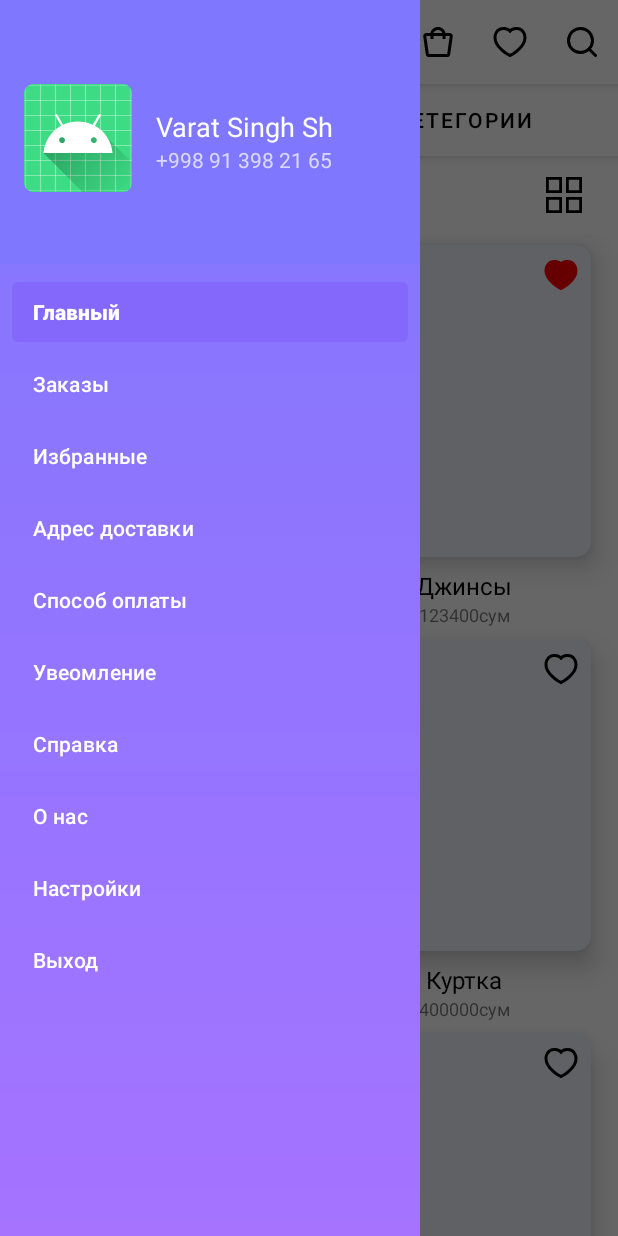
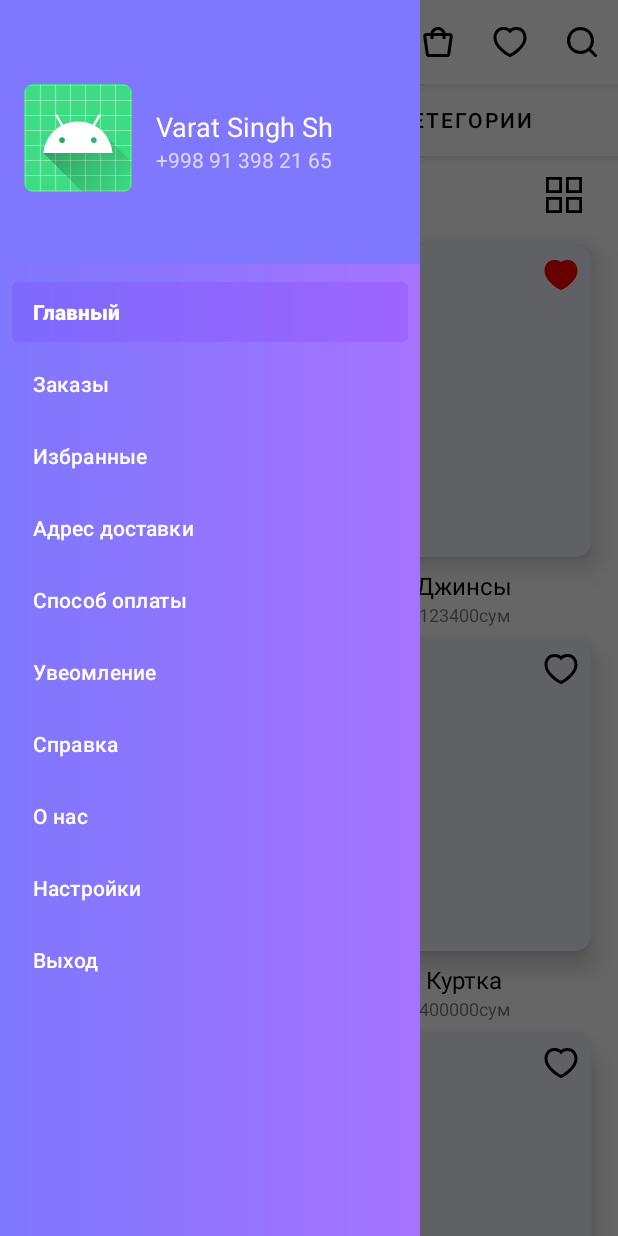
Before and after one commit to UBatir/OnlineShop, an Android app: the screen it shows after launch (MainActivity), with the side drawer open, on a phone screen of 412 x 824 dp. Run offline under Robolectric (Android 15) with nearby library versions, the phone set to English and light mode, and no system bars; our stand-ins replace navigation-ui; libraries missing offline, so code that uses them is left out: hu.akarnokd.rxjava3.

Commit message:
detail was done

```diff
--- a/app/build.gradle
+++ b/app/build.gradle
@@ -83,4 +83,7 @@ dependencies {
     //glide
     implementation 'com.github.bumptech.glide:glide:4.12.0'
     annotationProcessor 'com.github.bumptech.glide:compiler:4.12.0'
+
+    //elegant btn lib
+    implementation 'com.cepheuen.elegant-number-button:lib:1.0.2'
 }
--- a/app/src/main/AndroidManifest.xml
+++ b/app/src/main/AndroidManifest.xml
@@ -1,5 +1,6 @@
 <?xml version="1.0" encoding="utf-8"?>
 <manifest xmlns:android="http://schemas.android.com/apk/res/android"
+    xmlns:tools="http://schemas.android.com/tools"
     package="uz.example.onlineshop">
 
     <uses-permission android:name="android.permission.INTERNET"/>
@@ -11,13 +12,13 @@
         android:label="@string/app_name"
         android:roundIcon="@mipmap/ic_launcher_round"
         android:supportsRtl="true"
+        tools:replace="android:theme"
         android:theme="@style/Theme.OnlineShop">
         <activity
             android:name=".MainActivity"
             android:exported="true">
             <intent-filter>
                 <action android:name="android.intent.action.MAIN" />
-
                 <category android:name="android.intent.category.LAUNCHER" />
             </intent-filter>
         </activity>
--- a/app/src/main/java/uz/example/onlineshop/ui/main/MainFragment.kt
+++ b/app/src/main/java/uz/example/onlineshop/ui/main/MainFragment.kt
@@ -9,8 +9,10 @@ import androidx.navigation.findNavController
 import androidx.navigation.ui.AppBarConfiguration
 import androidx.navigation.ui.navigateUp
 import androidx.navigation.ui.setupWithNavController
+import org.koin.android.ext.android.inject
 import uz.example.onlineshop.R
 import uz.example.onlineshop.databinding.FragmentMainBinding
+import uz.example.onlineshop.ui.main.popular.PopularAdapter
 
 
 class MainFragment : Fragment(R.layout.fragment_main) {
@@ -19,6 +21,8 @@ class MainFragment : Fragment(R.layout.fragment_main) {
     private lateinit var appBarConfiguration: AppBarConfiguration
     private lateinit var navController: NavController
     private lateinit var mNavController: NavController
+    private val adapter: PopularAdapter by inject()
+
 
     override fun onViewCreated(view: View, savedInstanceState: Bundle?) {
         super.onViewCreated(view, savedInstanceState)
--- a/app/src/main/java/uz/example/onlineshop/ui/main/popular/PopularAdapter.kt
+++ b/app/src/main/java/uz/example/onlineshop/ui/main/popular/PopularAdapter.kt
@@ -17,8 +17,13 @@ class PopularAdapter:RecyclerView.Adapter<PopularAdapter.PopularViewHolder>() {
     }
 
     private var clickItemFavorite:()->Unit={}
-    fun onClickItemFavorite(clickItem:()->Unit){
-        this.clickItemFavorite=clickItem
+    fun onClickItemFavorite(clickItem:()->Unit) {
+        this.clickItemFavorite = clickItem
+    }
+
+    private var clickItem:(product:Product)->Unit={}
+    fun onClickItem(clickItem:(product:Product)->Unit){
+        this.clickItem=clickItem
     }
 
     inner class PopularViewHolder(private val binding: ItemProductBinding):RecyclerView.ViewHolder(binding.root){
@@ -40,6 +45,9 @@ class PopularAdapter:RecyclerView.Adapter<PopularAdapter.PopularViewHolder>() {
                     }
                 }
             }
+            binding.root.onClick {
+                clickItem.invoke(model)
+            }
         }
     }
 
--- a/app/src/main/java/uz/example/onlineshop/ui/main/popular/PopularFragment.kt
+++ b/app/src/main/java/uz/example/onlineshop/ui/main/popular/PopularFragment.kt
@@ -3,24 +3,48 @@ package uz.example.onlineshop.ui.main.popular
 import android.os.Bundle
 import android.view.View
 import androidx.fragment.app.Fragment
+import androidx.navigation.NavController
+import androidx.navigation.Navigation
+import androidx.navigation.findNavController
+import androidx.navigation.fragment.findNavController
+import com.google.gson.GsonBuilder
 import org.koin.android.ext.android.inject
 import uz.example.onlineshop.R
 import uz.example.onlineshop.data.remote.Product
 import uz.example.onlineshop.databinding.FragmentPopularBinding
+import uz.example.onlineshop.ui.main.MainFragment
+import uz.example.onlineshop.ui.main.MainFragmentDirections
 
-class PopularFragment:Fragment(R.layout.fragment_popular) {
 
-    private lateinit var binding:FragmentPopularBinding
-    private val adapter:PopularAdapter by inject()
+class PopularFragment : Fragment(R.layout.fragment_popular) {
+
+    private lateinit var binding: FragmentPopularBinding
+    private val adapter: PopularAdapter by inject()
 
     override fun onViewCreated(view: View, savedInstanceState: Bundle?) {
         super.onViewCreated(view, savedInstanceState)
-        binding= FragmentPopularBinding.bind(view)
+        binding = FragmentPopularBinding.bind(view)
         binding.apply {
-            recyclerView.adapter=adapter
+            recyclerView.adapter = adapter
         }
-        adapter.models= listOf(Product("Куртка", "400000сум",false), Product("Джинсы","123400сум",true),Product("Джинсы","123400сум",true),Product("Куртка", "400000сум",false),
-        Product("Куртка", "400000сум",false), Product("Джинсы","123400сум",false),Product("Джинсы","123400сум",false),Product("Куртка", "400000сум",false),
-        Product("Куртка", "400000сум",false), Product("Джинсы","123400сум",false),Product("Джинсы","123400сум",true),Product("Куртка", "400000сум",false))
+        adapter.models = listOf(
+            Product("Куртка", "400000сум", false),
+            Product("Джинсы", "123400сум", true),
+            Product("Джинсы", "123400сум", true),
+            Product("Куртка", "400000сум", false),
+            Product("Куртка", "400000сум", false),
+            Product("Джинсы", "123400сум", false),
+            Product("Джинсы", "123400сум", false),
+            Product("Куртка", "400000сум", false),
+            Product("Куртка", "400000сум", false),
+            Product("Джинсы", "123400сум", false),
+            Product("Джинсы", "123400сум", true),
+            Product("Куртка", "400000сум", false)
+        )
+        adapter.onClickItem {
+            val gsonPretty = GsonBuilder().setPrettyPrinting().create()
+            val gsonString = gsonPretty.toJson(it)
+            findNavController().navigate(MainFragmentDirections.actionMainFragmentToDetailFragment(gsonString))
+        }
     }
 }
--- a/app/src/main/res/drawable/background_nav_drawer.xml
+++ b/app/src/main/res/drawable/background_nav_drawer.xml
@@ -1,4 +1,6 @@
 <?xml version="1.0" encoding="utf-8"?>
 <shape xmlns:android="http://schemas.android.com/apk/res/android">
-    <gradient android:startColor="#7F77FE"  android:endColor="#A573FF" android:angle="10"/>
+    <gradient android:startColor="#7F77FE"
+        android:endColor="#A573FF" />
+
 </shape>
--- /dev/null
+++ b/app/src/main/res/drawable/button_border.xml
@@ -0,0 +1,5 @@
+<?xml version="1.0" encoding="utf-8"?>
+<shape android:shape="rectangle" xmlns:android="http://schemas.android.com/apk/res/android">
+    <corners android:radius="4dp"/>
+    <stroke android:color="@color/lightGrey" android:width="1dp"/>
+</shape>
--- a/app/src/main/res/navigation/nav_graph.xml
+++ b/app/src/main/res/navigation/nav_graph.xml
@@ -1,6 +1,7 @@
 <?xml version="1.0" encoding="utf-8"?>
 <navigation xmlns:android="http://schemas.android.com/apk/res/android"
     xmlns:app="http://schemas.android.com/apk/res-auto"
+    xmlns:tools="http://schemas.android.com/tools"
     android:id="@+id/nav_graph"
     app:startDestination="@id/mainFragment">
 
@@ -11,6 +12,9 @@
         <action
             android:id="@+id/action_mainFragment_to_basketFragment"
             app:destination="@id/basketFragment" />
+        <action
+            android:id="@+id/action_mainFragment_to_detailFragment"
+            app:destination="@id/detailFragment" />
     </fragment>
     <fragment
         android:id="@+id/loginFragment"
@@ -49,4 +53,13 @@
         android:id="@+id/basketFragment"
         android:name="uz.example.onlineshop.ui.basket.BasketFragment"
         android:label="BasketFragment" />
+    <fragment
+        android:id="@+id/detailFragment"
+        tools:layout="@layout/fragment_detail"
+        android:name="uz.example.onlineshop.ui.detail.DetailFragment"
+        android:label="DetailFragment" >
+        <argument
+            android:name="product"
+            app:argType="string" />
+    </fragment>
 </navigation>
--- a/app/src/main/res/values/colors.xml
+++ b/app/src/main/res/values/colors.xml
@@ -7,4 +7,9 @@
     <color name="teal_700">#FF018786</color>
     <color name="black">#FF000000</color>
     <color name="white">#FFFFFFFF</color>
+    <color name="item_color">#F1F4FB</color>
+    <color name="lightGrey">#9E9F9F</color>
+    <color name="duskYellow">#ffff8800</color>
+
+
 </resources>
--- a/app/src/main/res/values/dimens.xml
+++ b/app/src/main/res/values/dimens.xml
@@ -1,4 +1,7 @@
 <?xml version="1.0" encoding="utf-8"?>
 <resources>
     <dimen name="nav_header_height">176dp</dimen>
+    <dimen name="margin_large">32dp</dimen>
+    <dimen name="rating_min_height">36dp</dimen>
+    <dimen name="rating_min_width">36dp</dimen>
 </resources>
--- a/app/src/main/res/values/themes.xml
+++ b/app/src/main/res/values/themes.xml
@@ -16,4 +16,8 @@
 
     <style name="Theme.Test123.AppBarOverlay" parent="ThemeOverlay.AppCompat.Dark.ActionBar" />
     <style name="Theme.Test123.PopupOverlay" parent="ThemeOverlay.AppCompat.Light" />
+    <style name="RatingBar" parent="Theme.AppCompat">
+        <item name="colorControlNormal">@color/lightGrey</item>
+        <item name="colorControlActivated">@color/duskYellow</item>
+    </style>
 </resources>
```
Also changed, not shown: app/src/main/java/uz/example/onlineshop/ui/detail/DetailFragment.kt (added, +46 -0 lines), app/src/main/res/drawable/ic_back_btn_black.xml (added, +9 -0 lines), app/src/main/res/drawable/ic_cart_icon.xml (added, +10 -0 lines), app/src/main/res/drawable/ic_detail_back.xml (added, +9 -0 lines), app/src/main/res/drawable/ic_like_detail.xml (added, +13 -0 lines), app/src/main/res/drawable/ic_star.xml (added, +9 -0 lines), app/src/main/res/layout/fragment_detail.xml (added, +174 -0 lines), app/src/main/res/drawable/hoodie.png (added), app/src/main/res/hoodie.png (added).
